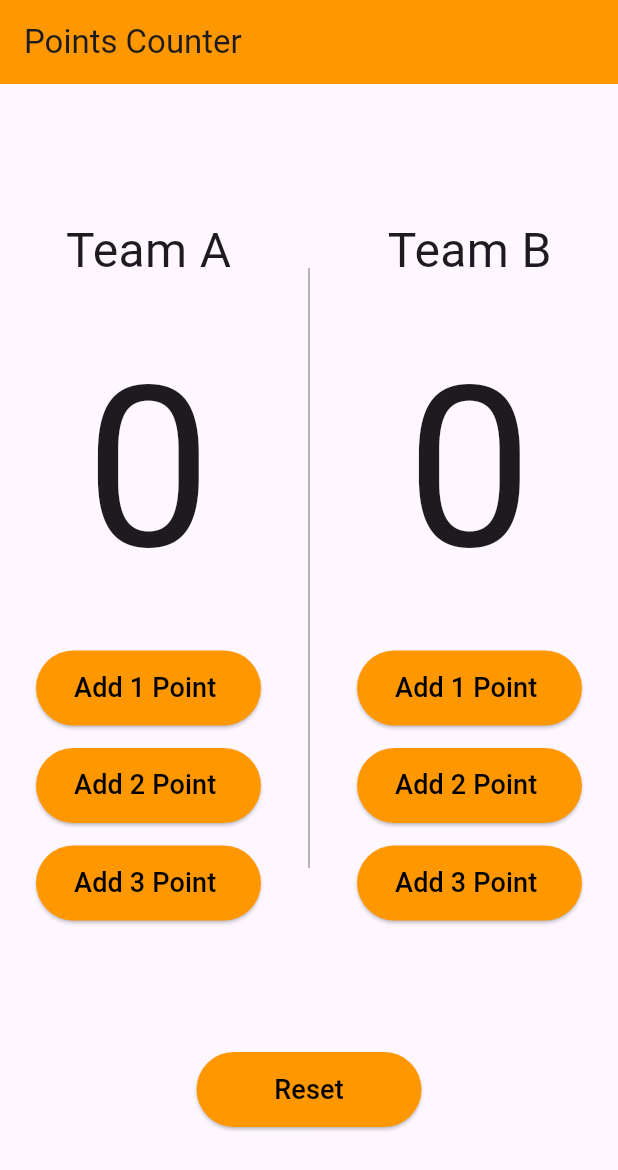
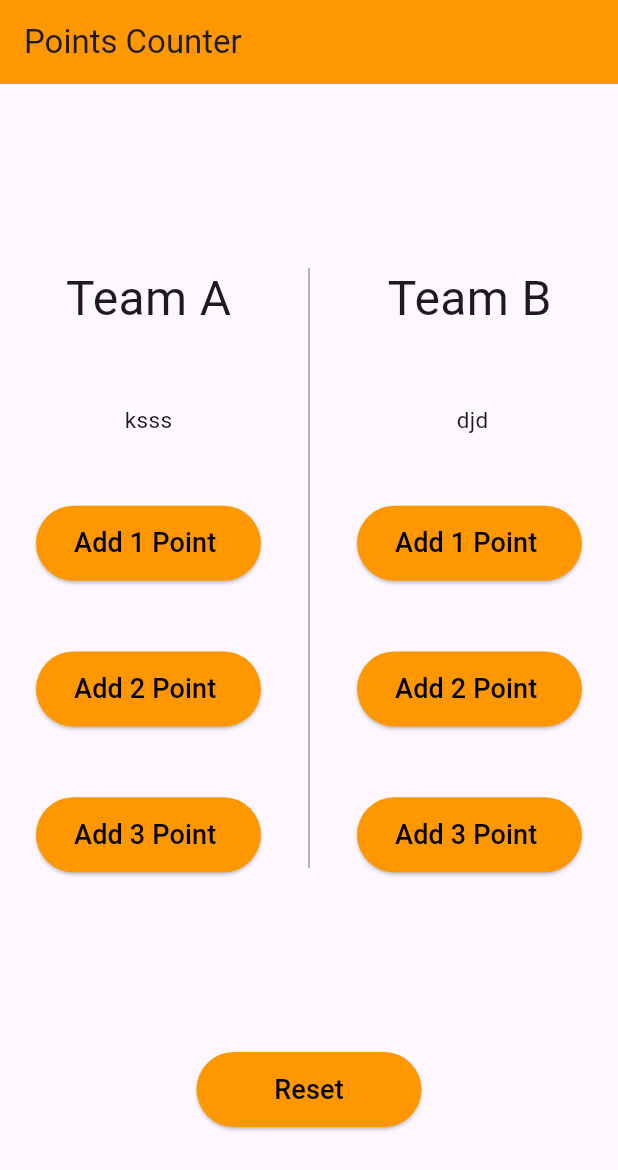
Before and after one commit to Ahmedyehia122/Counter_Bloc_preview, a Flutter app: the screen it shows after launch, after a tap on "Reset", on a phone screen of 412 x 824 dp. Shown: the top 1170 px of the screen. Run offline on Flutter 3.47's test engine with Material 3 defaults, Android fonts, the light colour scheme and no system bars; our stand-ins replace bloc, flutter_bloc.

Commit message:
convert stateful to stateless widget in points counter view body

```diff
--- a/lib/app.dart
+++ b/lib/app.dart
@@ -1,14 +1,19 @@
+import 'package:bascketball_counterapp_copy/cubits/cubit/counter_cubit.dart';
 import 'package:bascketball_counterapp_copy/views/points_counter_view.dart';
 import 'package:flutter/material.dart';
+import 'package:flutter_bloc/flutter_bloc.dart';
 
 class PointsCounter extends StatelessWidget {
   const PointsCounter({super.key});
 
   @override
   Widget build(BuildContext context) {
-    return const MaterialApp(
-      debugShowCheckedModeBanner: false,
-      home: PointsCounterView(),
+    return BlocProvider(
+      create: (context) => CounterCubit(),
+      child: const MaterialApp(
+        debugShowCheckedModeBanner: false,
+        home: PointsCounterView(),
+      ),
     );
   }
 }
--- a/lib/widgets/points_counter_view_body.dart
+++ b/lib/widgets/points_counter_view_body.dart
@@ -1,21 +1,8 @@
 import 'package:bascketball_counterapp_copy/widgets/custom_elevated_button.dart';
 import 'package:flutter/material.dart';
 
-class PointsCounterViewBody extends StatefulWidget {
+class PointsCounterViewBody extends StatelessWidget {
   const PointsCounterViewBody({super.key});
-
-  @override
-  State<PointsCounterViewBody> createState() => _PointsCounterViewBodyState();
-}
-
-class _PointsCounterViewBodyState extends State<PointsCounterViewBody> {
-  int teamAPoints = 0;
-
-  int teamBPoints = 0;
-
-  void addOnePoint() {
-    print('add one point');
-  }
 
   @override
   Widget build(BuildContext context) {
@@ -42,30 +29,17 @@ class _PointsCounterViewBodyState extends State<PointsCounterViewBody> {
                       ),
                     ),
                     Text(
-                      '$teamAPoints',
+                      'ksss',
                       style: const TextStyle(
-                        fontSize: 150,
+                        fontSize: 15,
                       ),
                     ),
                     CustomElevatedButton(
-                        buttonName: 'Add 1 Point ',
-                        onPressed: () {
-                          setState(() {});
-                          teamAPoints++;
-                        }),
+                        buttonName: 'Add 1 Point ', onPressed: () {}),
                     CustomElevatedButton(
-                        buttonName: 'Add 2 Point ',
-                        onPressed: () {
-                          setState(() {});
-                          teamAPoints += 2;
-                        }),
+                        buttonName: 'Add 2 Point ', onPressed: () {}),
                     CustomElevatedButton(
-                        buttonName: 'Add 3 Point ',
-                        onPressed: () {
-                          setState(() {
-                            teamAPoints += 3;
-                          });
-                        }),
+                        buttonName: 'Add 3 Point ', onPressed: () {}),
                   ],
                 ),
               ),
@@ -90,43 +64,23 @@ class _PointsCounterViewBodyState extends State<PointsCounterViewBody> {
                       ),
                     ),
                     Text(
-                      '$teamBPoints',
+                      ' djd',
                       style: const TextStyle(
-                        fontSize: 150,
+                        fontSize: 15,
                       ),
                     ),
                     CustomElevatedButton(
-                        buttonName: 'Add 1 Point ',
-                        onPressed: () {
-                          setState(() {});
-                          teamBPoints++;
-                        }),
+                        buttonName: 'Add 1 Point ', onPressed: () {}),
                     CustomElevatedButton(
-                        buttonName: 'Add 2 Point ',
-                        onPressed: () {
-                          setState(() {});
-                          teamBPoints += 2;
-                        }),
+                        buttonName: 'Add 2 Point ', onPressed: () {}),
                     CustomElevatedButton(
-                        buttonName: 'Add 3 Point ',
-                        onPressed: () {
-                          setState(() {
-                            teamBPoints += 3;
-                          });
-                        }),
+                        buttonName: 'Add 3 Point ', onPressed: () {}),
                   ],
                 ),
               ),
             ],
           ),
-          CustomElevatedButton(
-              buttonName: 'Reset',
-              onPressed: () {
-                setState(() {
-                  teamAPoints = 0;
-                  teamBPoints = 0;
-                });
-              }),
+          CustomElevatedButton(buttonName: 'Reset', onPressed: () {}),
         ],
       ),
     );
```
